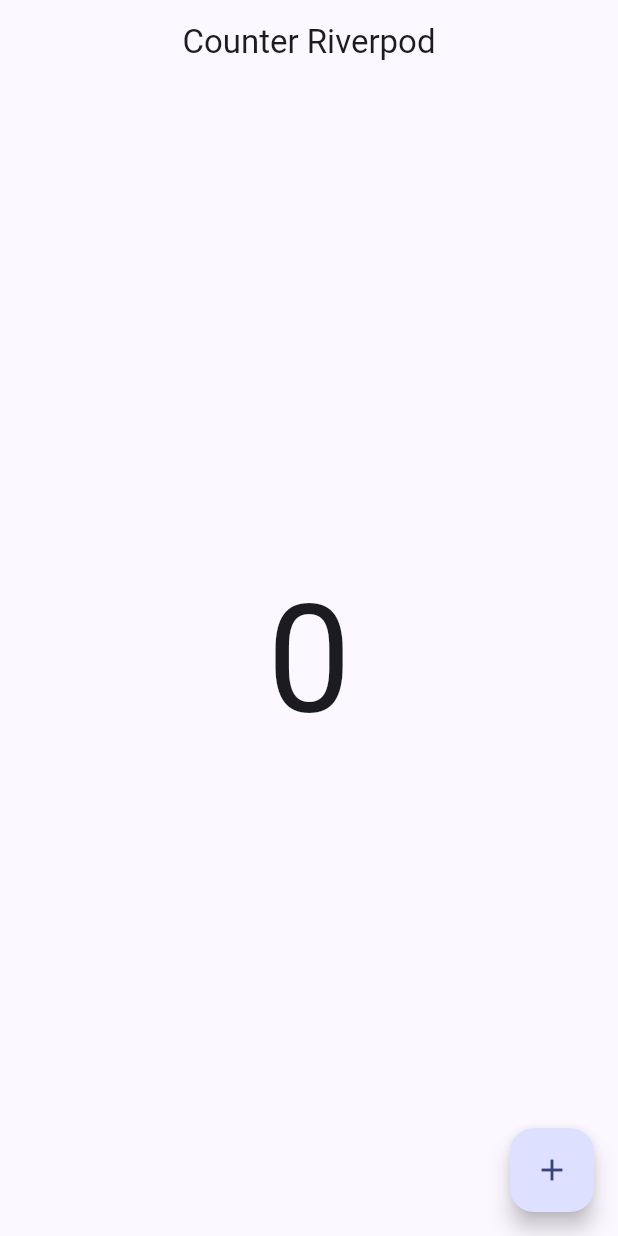
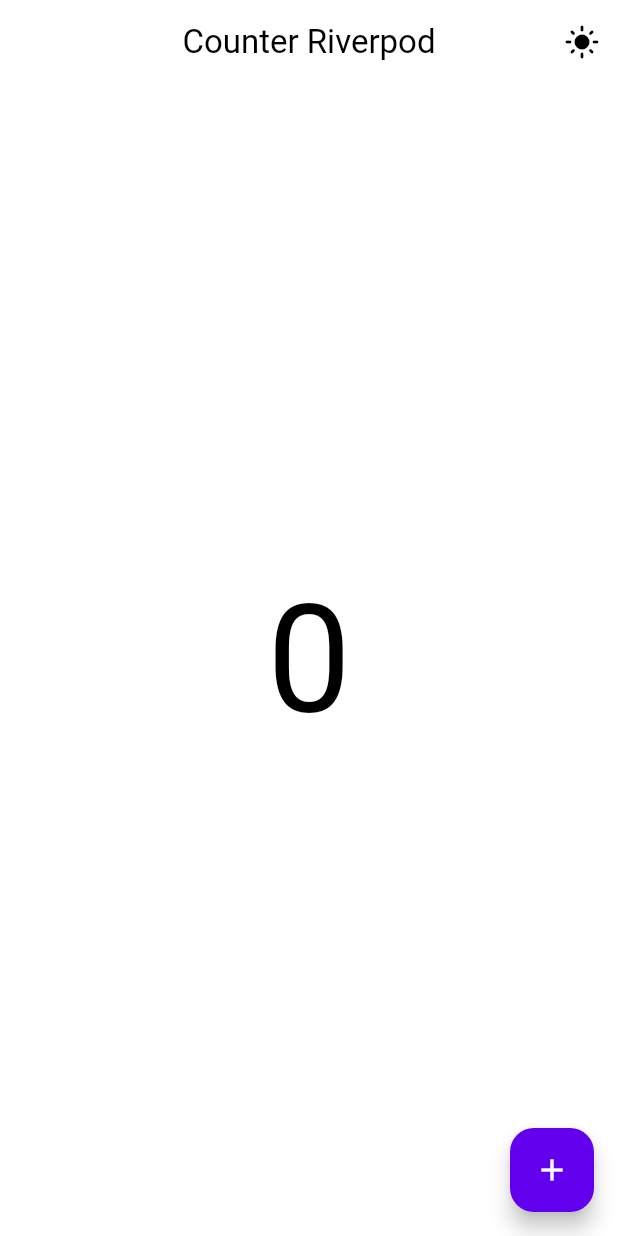
Before and after one commit to FernandoTr96/Flutter, a Flutter app: the CounterScreen screen opened by its route, on a phone screen of 412 x 824 dp. Run offline on Flutter 3.47's test engine with Material 3 defaults, Android fonts, the phone set to English and light mode, and no system bars; our stand-ins replace dio, flutter_riverpod, go_router, video_player.

Commit message:
state notifier provider y state provider

```diff
--- a/02.-flutter/widgets_app/lib/config/theme/app_theme.dart
+++ b/02.-flutter/widgets_app/lib/config/theme/app_theme.dart
@@ -2,9 +2,11 @@ import 'package:flutter/material.dart';
 
 class AppTheme {
 
-  const AppTheme();
+  final bool isDarkMode;
 
-  static ThemeData theme(Color color){
+  const AppTheme({ this.isDarkMode = false });
+
+  ThemeData theme(Color color){
     return ThemeData(
       colorSchemeSeed: color,
       appBarTheme: const AppBarTheme(
@@ -12,4 +14,19 @@ class AppTheme {
       )
     );
   }
+
+  ThemeData darkMode(){
+    return ThemeData(
+      colorScheme: isDarkMode ? const ColorScheme.dark() : const ColorScheme.light(),
+      appBarTheme: const AppBarTheme(
+        centerTitle: true
+      )
+    );
+  }
+
+  // metodo para copiar clases
+  // se puede acceder en cualquier instancia
+  AppTheme copyWith({bool? isDarkMode}) => AppTheme(
+    isDarkMode: isDarkMode ?? this.isDarkMode
+  );
 }
--- a/02.-flutter/widgets_app/lib/main.dart
+++ b/02.-flutter/widgets_app/lib/main.dart
@@ -2,6 +2,7 @@ import 'package:flutter/material.dart';
 import 'package:flutter_riverpod/flutter_riverpod.dart';
 import 'package:widgets_app/config/router/app_router.dart';
 import 'package:widgets_app/config/theme/app_theme.dart';
+import 'package:widgets_app/presentation/providers/theme_provider.dart';
 
 
 // riverpod ocupa un provider global para que se pueda acceder al estado global
@@ -9,18 +10,23 @@ void main() {
   runApp(const ProviderScope(child: MainApp()));
 }
 
-class MainApp extends StatelessWidget {
+class MainApp extends ConsumerWidget {
+
   const MainApp({super.key});
 
   @override
-  Widget build(BuildContext context) {
+  Widget build(BuildContext context, WidgetRef ref) {
+
+    //final isDarkMode = ref.watch(darkModeProvider);
+    final AppTheme themeNotifier = ref.watch(themeNotifierProvider);
+
     // para registrar el router hay que usar de matapp el router
     // eso te pedira la config del router y ya no pedira home
     return MaterialApp.router(
       routerConfig: appRouter,
       title: 'widgetsApp',
       debugShowCheckedModeBanner: false,
-      theme: AppTheme.theme(Colors.indigo)
+      theme: themeNotifier.darkMode()
     );
   }
 }
--- a/02.-flutter/widgets_app/lib/presentation/providers/counter_provider.dart
+++ b/02.-flutter/widgets_app/lib/presentation/providers/counter_provider.dart
@@ -1,4 +1,4 @@
 import 'package:flutter_riverpod/flutter_riverpod.dart';
 
 // El provider de tipo StateProvider es para estados variables,clases,etc
-final counterProvider = StateProvider((ref)=> 0);
+final counterProvider = StateProvider<int>((ref)=> 0);
--- /dev/null
+++ b/02.-flutter/widgets_app/lib/presentation/providers/dark_mode_provider.dart
@@ -0,0 +1,3 @@
+import 'package:flutter_riverpod/flutter_riverpod.dart';
+
+final darkModeProvider = StateProvider<bool>((ref)=> false);
--- a/02.-flutter/widgets_app/lib/presentation/screens/counter/counter_screen.dart
+++ b/02.-flutter/widgets_app/lib/presentation/screens/counter/counter_screen.dart
@@ -1,6 +1,8 @@
 import 'package:flutter/material.dart';
 import 'package:flutter_riverpod/flutter_riverpod.dart';
+import 'package:widgets_app/config/theme/app_theme.dart';
 import 'package:widgets_app/presentation/providers/counter_provider.dart';
+import 'package:widgets_app/presentation/providers/theme_provider.dart';
 
 // riverpod tiene widgets para manejar su estado
 // ConsumerWidget: te deja observar un provider para renderizar si el estado cambia, si todo lo hace el provider este debe usarse, es equivalente a un stateless
@@ -14,11 +16,21 @@ class CounterScreen extends ConsumerWidget {
   @override
   Widget build(BuildContext context, WidgetRef ref) {
 
-    final int clickCounter = ref.watch(counterProvider);
+    final clickCounter = ref.watch(counterProvider);
+    final AppTheme themeNotifier = ref.watch(themeNotifierProvider);
+
+    void toggleDarkMode(){
+      ref.read(themeNotifierProvider.notifier).toggleDarkMode();
+    }
 
     return Scaffold(
       appBar: AppBar(
         title: const Text('Counter Riverpod'),
+        actions: [
+          themeNotifier.isDarkMode ?
+          IconButton(onPressed: toggleDarkMode, icon: const Icon(Icons.dark_mode)) :
+          IconButton(onPressed: toggleDarkMode, icon: const Icon(Icons.light_mode))
+        ]
       ),
       body: Center(
         child: Text('$clickCounter', style: const TextStyle(fontSize: 100))
```
Also changed, not shown: 02.-flutter/widgets_app/lib/presentation/providers/theme_provider.dart (added, +14 -0 lines).
